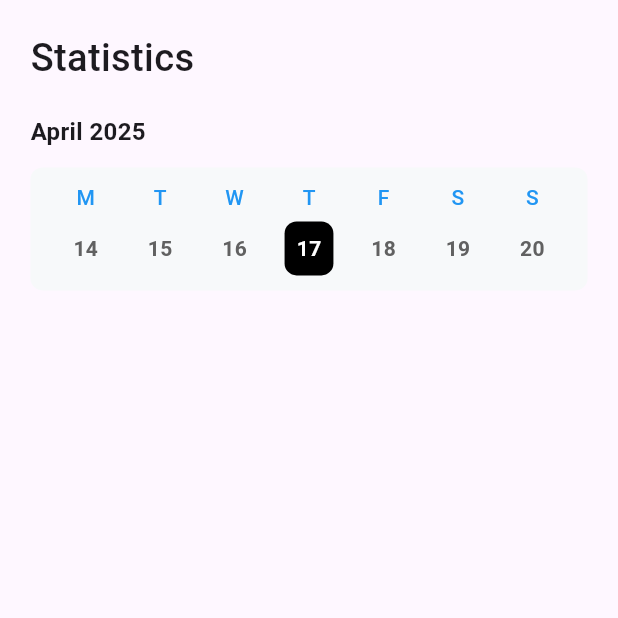
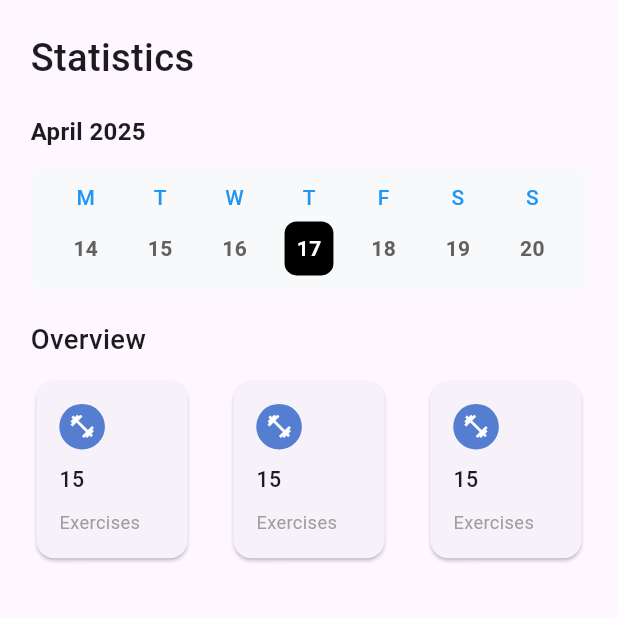
Before and after one commit to Dragorrik/flutter_ui_practice, a Flutter app: the screen it shows after launch, on a phone screen of 412 x 824 dp, the top half of it. Run offline on Flutter 3.47's test engine with Material 3 defaults, Android fonts, the light colour scheme and no system bars; our stand-ins replace fl_chart, flutter_screenutil.

Commit message:
Overview widgets designed

```diff
--- a/lib/gym_app/ui/statistics_ui.dart
+++ b/lib/gym_app/ui/statistics_ui.dart
@@ -43,6 +43,24 @@ class _StatisticsUiState extends State<StatisticsUi> {
                     selectedDate = date;
                   });
                 }),
+                SizedBox(
+                  height: 20.h,
+                ),
+                Text("Overview",
+                    style: TextStyle(
+                      fontSize: 18.sp,
+                      fontWeight: FontWeight.w500,
+                    )),
+                SizedBox(
+                  height: 10.h,
+                ),
+                Row(
+                    mainAxisAlignment: MainAxisAlignment.spaceBetween,
+                    children: [
+                      StatisticWidgets.overviewWidgets(),
+                      StatisticWidgets.overviewWidgets(),
+                      StatisticWidgets.overviewWidgets(),
+                    ])
               ],
             )),
       ),
--- a/lib/gym_app/widgets/statistic_widgets.dart
+++ b/lib/gym_app/widgets/statistic_widgets.dart
@@ -1,4 +1,5 @@
 import 'package:flutter/material.dart';
+import 'package:flutter_screenutil/flutter_screenutil.dart';
 import 'package:intl/intl.dart';
 
 class StatisticWidgets {
@@ -60,4 +61,42 @@ class StatisticWidgets {
       ],
     );
   }
+
+  static Widget overviewWidgets() {
+    return Card(
+      child: Padding(
+        padding: EdgeInsets.all(15.r),
+        child: Column(
+          crossAxisAlignment: CrossAxisAlignment.start,
+          children: [
+            Container(
+                height: 30.h,
+                width: 30.h,
+                decoration: BoxDecoration(
+                    shape: BoxShape.circle,
+                    color: const Color.fromARGB(255, 85, 126, 209)),
+                child: Icon(
+                  Icons.fitness_center,
+                  size: 18.sp,
+                  color: Colors.white,
+                )),
+            SizedBox(height: 10.h),
+            Text("15",
+                style: TextStyle(
+                  fontSize: 14.sp,
+                  fontWeight: FontWeight.w500,
+                )),
+            SizedBox(height: 10.h),
+            Row(
+              children: [
+                Text("Exercises",
+                    style: TextStyle(fontSize: 12.sp, color: Colors.grey)),
+                SizedBox(width: 15.w),
+              ],
+            ),
+          ],
+        ),
+      ),
+    );
+  }
 }
```
